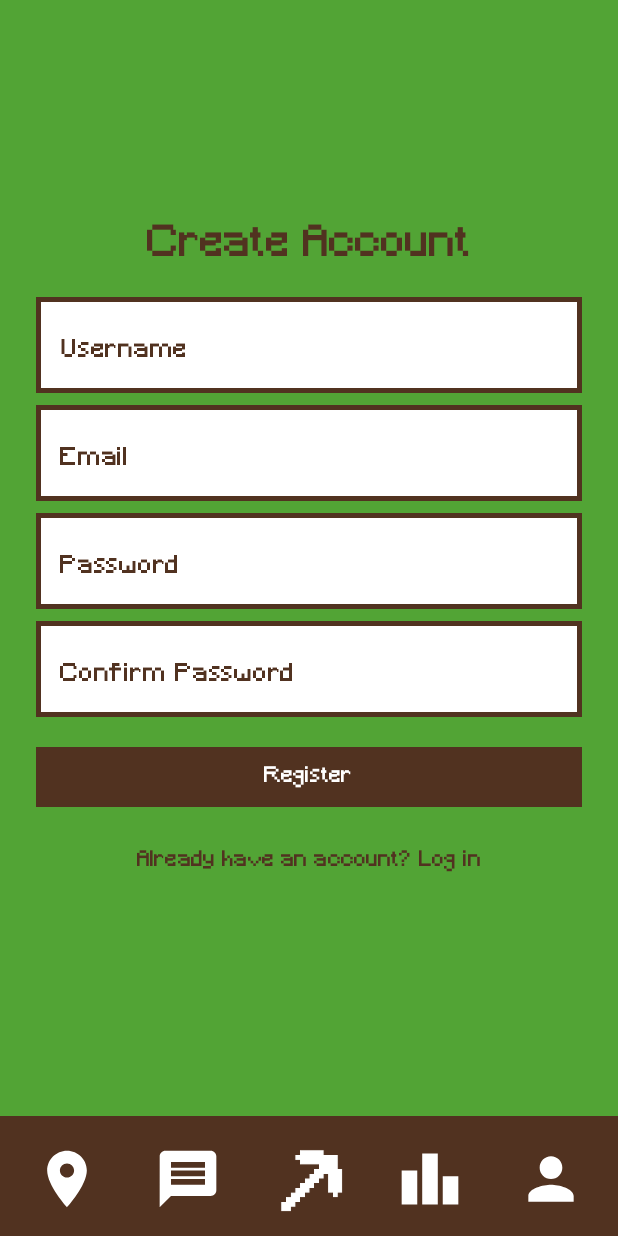
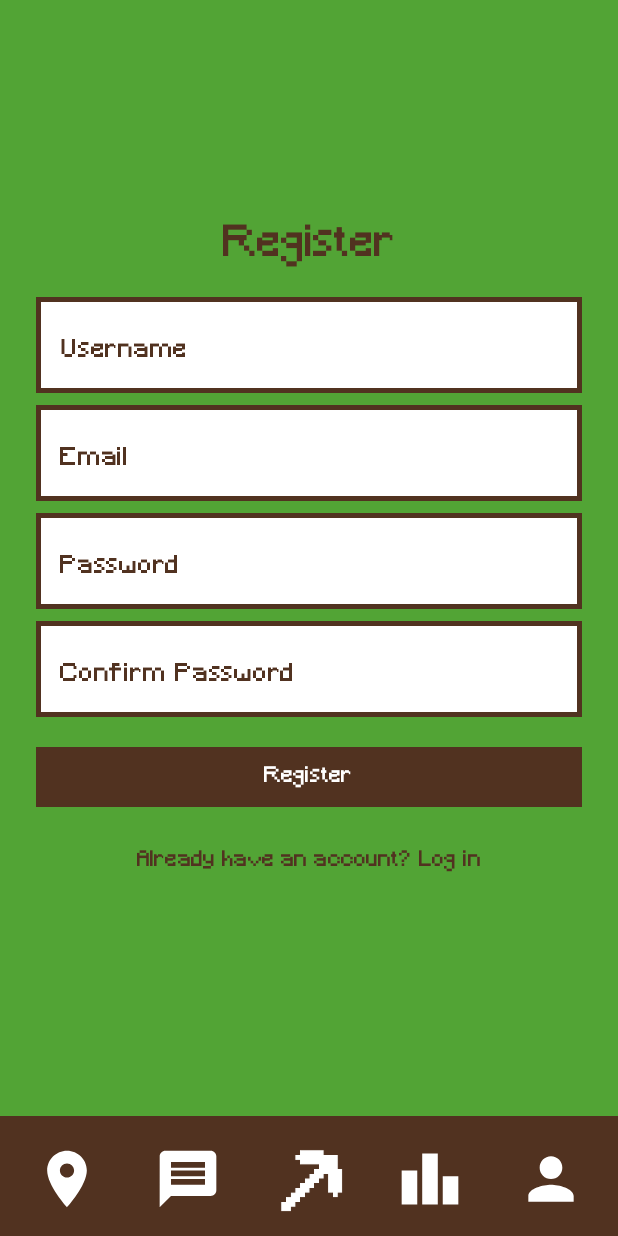
Before and after one commit to Miguellourenco2004/Mestrado-Computacao-Movel, an Android app built with Jetpack Compose: the RegisterScreen screen opened through its navigation route, on a phone screen of 412 x 824 dp. Run offline under Robolectric (Android 15) with nearby library versions, the phone set to English and light mode, and no system bars; our stand-ins replace Firebase (no records; nobody signed in at launch, a user with empty details on screens opened directly); libraries missing offline, so code that uses them is left out: androidx.palette.graphics; 2 statements that could not run were skipped.

Commit message:
Implementação de Strings

```diff
--- a/app/src/main/java/com/example/minequest/Register.kt
+++ b/app/src/main/java/com/example/minequest/Register.kt
@@ -16,6 +16,8 @@ import com.google.firebase.auth.FirebaseAuth
 import com.google.firebase.database.FirebaseDatabase
 import com.example.minequest.navigation.Screens
 import com.example.minequest.ui.theme.MineQuestFont
+import androidx.compose.ui.res.stringResource
+
 
 @Composable
 fun RegisterScreen(navController: NavController) {
@@ -36,13 +38,13 @@ fun RegisterScreen(navController: NavController) {
         contentAlignment = Alignment.Center
     ) {
         Column(horizontalAlignment = Alignment.CenterHorizontally) {
-            Text("Create Account", style = MaterialTheme.typography.headlineMedium, fontFamily = MineQuestFont, color = Color(0xFF513220))
+            Text(stringResource(id = R.string.registo), style = MaterialTheme.typography.headlineMedium, fontFamily = MineQuestFont, color = Color(0xFF513220))
             Spacer(modifier = Modifier.height(16.dp))
 
             OutlinedTextField(
                 value = username,
                 onValueChange = { username = it },
-                label = { Text("Username", fontFamily = MineQuestFont,color = Color(0xFF513220)) },
+                label = { Text(stringResource(id = R.string.username), fontFamily = MineQuestFont,color = Color(0xFF513220)) },
                 singleLine = true,
                 modifier = Modifier
                     .fillMaxWidth()
@@ -68,7 +70,7 @@ fun RegisterScreen(navController: NavController) {
             OutlinedTextField(
                 value = email,
                 onValueChange = { email = it },
-                label = { Text("Email", fontFamily = MineQuestFont, color = Color(0xFF513220)) },
+                label = { Text(stringResource(id = R.string.email), fontFamily = MineQuestFont, color = Color(0xFF513220)) },
                 singleLine = true,
                 modifier = Modifier
                     .fillMaxWidth()
@@ -94,7 +96,7 @@ fun RegisterScreen(navController: NavController) {
             OutlinedTextField(
                 value = password,
                 onValueChange = { password = it },
-                label = { Text("Password", fontFamily = MineQuestFont, color = Color(0xFF513220)) },
+                label = { Text(stringResource(id = R.string.password), fontFamily = MineQuestFont, color = Color(0xFF513220)) },
                 singleLine = true,
                 visualTransformation = PasswordVisualTransformation(),
                 modifier = Modifier
@@ -121,7 +123,7 @@ fun RegisterScreen(navController: NavController) {
             OutlinedTextField(
                 value = confirmPassword,
                 onValueChange = { confirmPassword = it },
-                label = { Text("Confirm Password", fontFamily = MineQuestFont, color = Color(0xFF513220)) },
+                label = { Text(stringResource(id = R.string.confirmar_passoword), fontFamily = MineQuestFont, color = Color(0xFF513220)) },
                 singleLine = true,
                 visualTransformation = PasswordVisualTransformation(),
                 modifier = Modifier
@@ -223,7 +225,7 @@ fun RegisterScreen(navController: NavController) {
                 ),
                 shape = RectangleShape,
             ) {
-                Text("Register", fontFamily = MineQuestFont)
+                Text(stringResource(id = R.string.registo), fontFamily = MineQuestFont)
             }
 
             Spacer(modifier = Modifier.height(8.dp))
--- a/app/src/main/res/values/strings.xml
+++ b/app/src/main/res/values/strings.xml
@@ -1,3 +1,12 @@
 <resources>
     <string name="app_name">MineQuest</string>
+    <string name="registo">Register</string>
+    <string name="login">Login</string>
+    <string name="email">Email</string>
+    <string name="password">Password</string>
+    <string name="confirmar_passoword">Confirm Password</string>
+    <string name="username">Username</string>
+
+
+
 </resources>
```
